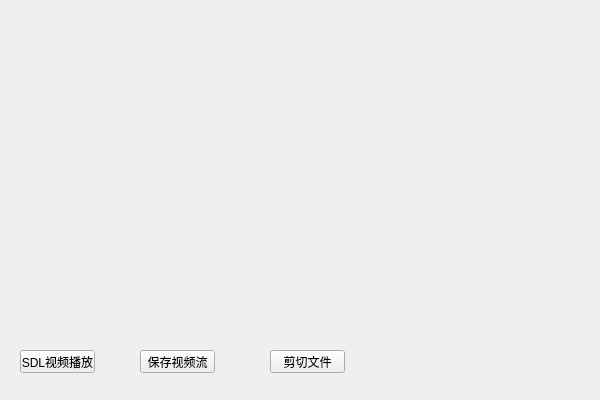
Qt form src/ffmpeg_in_action/ffmpeg_in_action/ffmpeg_in_action.ui (liyoung1992/ffmpeg) before a commit.
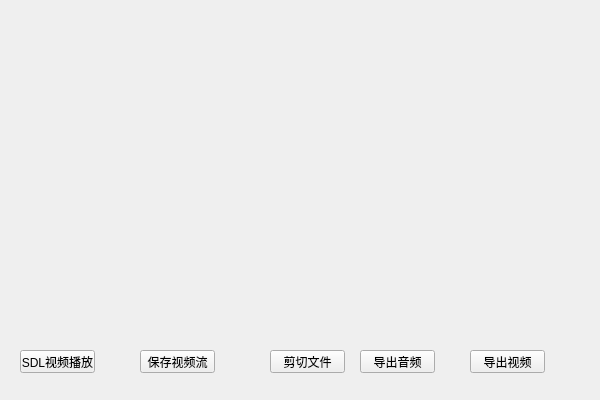
The same form after that commit.

Commit message: 抽取视频数据

The edit to the form file:
```diff
--- a/src/ffmpeg_in_action/ffmpeg_in_action/ffmpeg_in_action.ui
+++ b/src/ffmpeg_in_action/ffmpeg_in_action/ffmpeg_in_action.ui
@@ -52,6 +52,32 @@
     <string>剪切文件</string>
    </property>
   </widget>
+  <widget class="QPushButton" name="getAudio_btn">
+   <property name="geometry">
+    <rect>
+     <x>360</x>
+     <y>350</y>
+     <width>75</width>
+     <height>23</height>
+    </rect>
+   </property>
+   <property name="text">
+    <string>导出音频</string>
+   </property>
+  </widget>
+  <widget class="QPushButton" name="getVideo_btn">
+   <property name="geometry">
+    <rect>
+     <x>470</x>
+     <y>350</y>
+     <width>75</width>
+     <height>23</height>
+    </rect>
+   </property>
+   <property name="text">
+    <string>导出视频</string>
+   </property>
+  </widget>
  </widget>
  <layoutdefault spacing="6" margin="11"/>
  <resources>
```
The commit also changes 9 other files.
